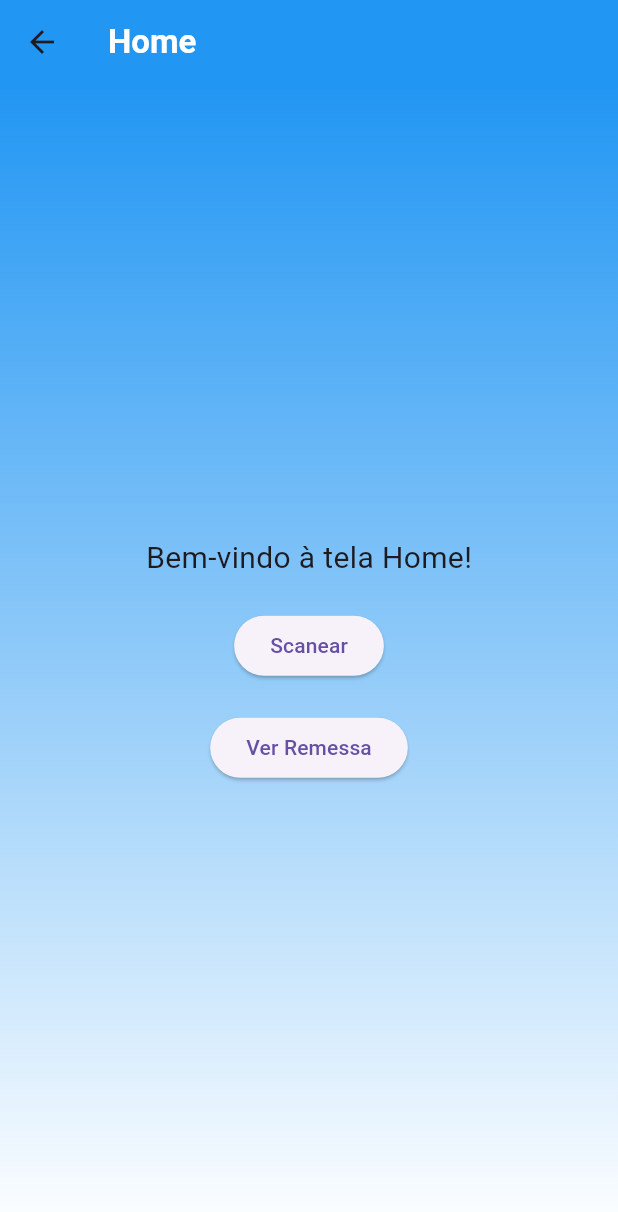
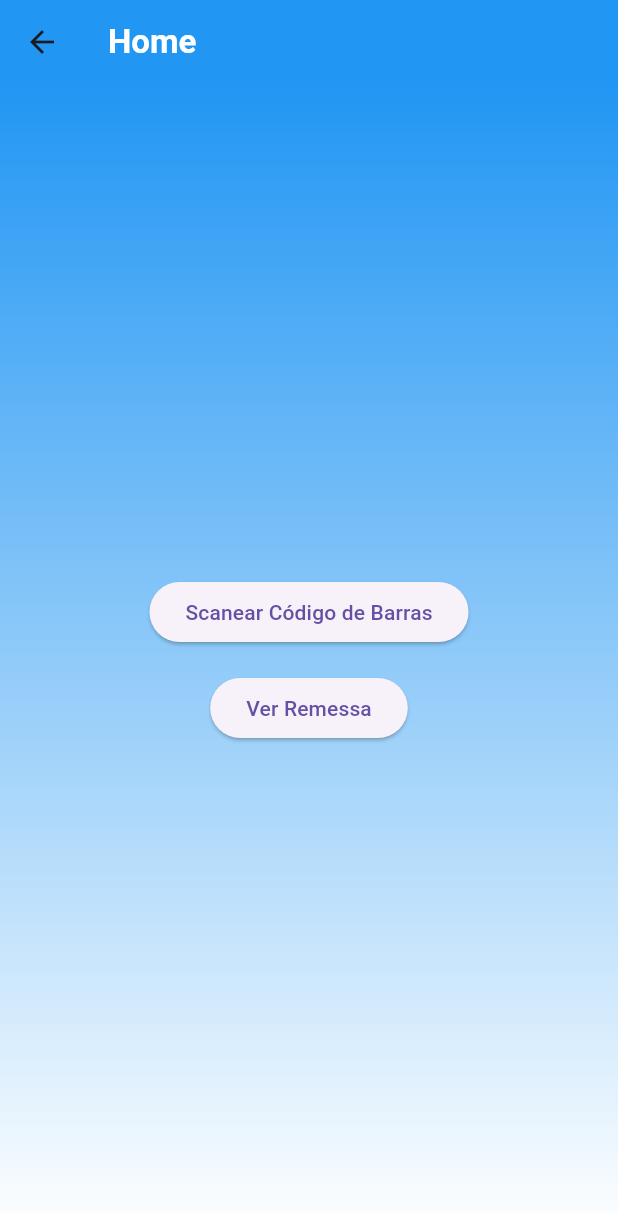
Before and after one commit to luissecundes/project-flutter, a Flutter app: the HomeScreen screen opened by its route, after a tap on "Ver Remessa", on a phone screen of 412 x 824 dp. Shown: the top 1212 px of the screen. Run offline on Flutter 3.47's test engine with Material 3 defaults, Android fonts, the phone set to English and light mode, and no system bars; our stand-ins replace camera.

Commit message:
layou anterior

```diff
--- a/lib/screens/home/home_screen.dart
+++ b/lib/screens/home/home_screen.dart
@@ -1,58 +1,8 @@
 import 'package:flutter/material.dart';
-import 'package:camera/camera.dart';
 import 'package:mile_express/design/gradient_background.dart'; // Importa o widget reutilizável
 
-class HomeScreen extends StatefulWidget {
+class HomeScreen extends StatelessWidget {
   const HomeScreen({super.key});
-
-  @override
-  _HomeScreenState createState() => _HomeScreenState();
-}
-
-class _HomeScreenState extends State<HomeScreen> {
-  CameraController? _controller;
-  List<CameraDescription>? cameras;
-
-  @override
-  void initState() {
-    super.initState();
-    _initializeCamera();
-  }
-
-  Future<void> _initializeCamera() async {
-    try {
-      cameras = await availableCameras(); // Obter as câmeras disponíveis
-      print("Câmeras disponíveis: $cameras");
-      if (cameras!.isNotEmpty) {
-        _controller = CameraController(cameras![0], ResolutionPreset.medium);
-        await _controller!.initialize(); // Inicializa o controlador da câmera
-        setState(() {}); // Atualiza a UI após a inicialização
-      }
-    } catch (e) {
-      print("Erro ao inicializar a câmera: $e");
-    }
-  }
-
-  @override
-  void dispose() {
-    _controller?.dispose(); // Limpa o controlador quando não for mais necessário
-    super.dispose();
-  }
-
-  void _openCamera() {
-    print("Botão de scanear pressionado"); // Debug
-    if (_controller != null && _controller!.value.isInitialized) {
-      Navigator.push(
-        context,
-        MaterialPageRoute(
-          builder: (context) => CameraPreviewScreen(controller: _controller!),
-        ),
-      );
-    } else {
-      print("Camera not initialized"); // Mensagem de erro
-      // Se a câmera não está inicializada, você pode optar por chamar _initializeCamera() novamente, se necessário.
-    }
-  }
 
   @override
   Widget build(BuildContext context) {
@@ -62,19 +12,16 @@ class _HomeScreenState extends State<HomeScreen> {
         child: Column(
           mainAxisAlignment: MainAxisAlignment.center,
           children: [
-            const Text(
-              'Bem-vindo à tela Home!',
-              style: TextStyle(fontSize: 20),
-            ),
-            const SizedBox(height: 20),
-            ElevatedButton(
-              onPressed: _openCamera,
-              child: const Text('Scanear'),
-            ),
-            const SizedBox(height: 20),
             ElevatedButton(
               onPressed: () {
-                Navigator.pushNamed(context, '/remessa');
+                Navigator.pushNamed(context, '/scan');
+              },
+              child: const Text('Scanear Código de Barras'),
+            ),
+            const SizedBox(height: 16),
+            ElevatedButton(
+              onPressed: () {
+                Navigator.pushNamed(context, '/shipments'); // ainda não possui rota
               },
               child: const Text('Ver Remessa'),
             ),
@@ -84,17 +31,3 @@ class _HomeScreenState extends State<HomeScreen> {
     );
   }
 }
-
-class CameraPreviewScreen extends StatelessWidget {
-  final CameraController controller;
-
-  const CameraPreviewScreen({Key? key, required this.controller}) : super(key: key);
-
-  @override
-  Widget build(BuildContext context) {
-    return Scaffold(
-      appBar: AppBar(title: const Text('Camera Preview')),
-      body: CameraPreview(controller),
-    );
-  }
-}
```
